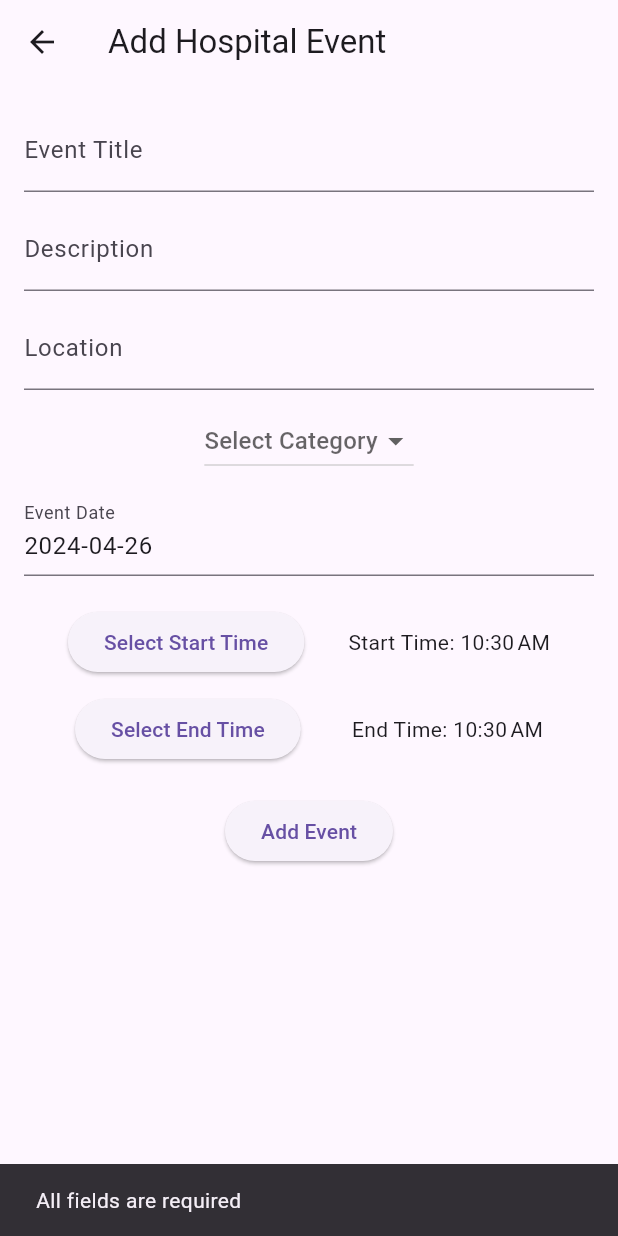
After one commit to nidhikumar/blood-bank, a Flutter app: the HospitalAddEventsPage screen opened directly, after a tap on "Add Event", on a phone screen of 412 x 824 dp. The commit adds this screen. Run offline on Flutter 3.47's test engine with Material 3 defaults, Android fonts, the phone set to English and light mode, and no system bars; our stand-ins replace cloud_firestore, firebase_auth, firebase_core; accounts and stored records are empty.

Commit message:
Added Hospitalevents and display events functionality

```diff
--- /dev/null
+++ b/lib/ui/displayevents.dart
@@ -0,0 +1,56 @@
+import 'package:flutter/material.dart';
+import 'package:cloud_firestore/cloud_firestore.dart';
+import 'package:intl/intl.dart';
+
+class DisplayEventsPage extends StatelessWidget {
+  @override
+  Widget build(BuildContext context) {
+    return Scaffold(
+      appBar: AppBar(
+        title: Text('Display Events'),
+      ),
+      body: StreamBuilder<QuerySnapshot>(
+        stream: FirebaseFirestore.instance.collection('hospitalEvents').snapshots(),
+        builder: (BuildContext context, AsyncSnapshot<QuerySnapshot> snapshot) {
+          if (snapshot.hasError) {
+            return Text('Something went wrong');
+          }
+          if (snapshot.connectionState == ConnectionState.waiting) {
+            return Center(child: CircularProgressIndicator());
+          }
+          if (snapshot.data == null || snapshot.data!.docs.isEmpty) {
+            return Center(child: Text('No events found'));
+          }
+          return ListView(
+            children: snapshot.data!.docs.map((DocumentSnapshot document) {
+              Map<String, dynamic> data = document.data()! as Map<String, dynamic>;
+
+              DateTime eventDate;
+              if (data['date'] is String) {
+                eventDate = DateTime.parse(data['date'] as String);
+              } else if (data['date'] is Timestamp) {
+                eventDate = (data['date'] as Timestamp).toDate();
+              } else {
+                return SizedBox.shrink();
+              }
+
+              String formattedDate = DateFormat('yyyy-MM-dd – kk:mm').format(eventDate);
+
+              return Card(
+                margin: EdgeInsets.all(8),
+                child: ListTile(
+                  leading: Icon(Icons.event),
+                  title: Text(data['title'] ?? 'No Title'),
+                  subtitle: Text(data['description'] ?? 'No Description'),
+                  trailing: Text(formattedDate),
+                  onTap: () {
+                  },
+                ),
+              );
+            }).toList(),
+          );
+        },
+      ),
+    );
+  }
+}
--- /dev/null
+++ b/lib/ui/hospital_addevents.dart
@@ -0,0 +1,180 @@
+import 'package:flutter/material.dart';
+import 'package:intl/intl.dart';
+import 'package:cloud_firestore/cloud_firestore.dart';
+
+class HospitalAddEventsPage extends StatefulWidget {
+  @override
+  _HospitalAddEventsPageState createState() => _HospitalAddEventsPageState();
+}
+
+class _HospitalAddEventsPageState extends State<HospitalAddEventsPage> {
+  final TextEditingController titleController = TextEditingController();
+  final TextEditingController descriptionController = TextEditingController();
+  final TextEditingController locationController = TextEditingController();
+  DateTime selectedDate = DateTime.now();
+  TimeOfDay startTime = TimeOfDay.now();
+  TimeOfDay endTime = TimeOfDay.now();
+  String? selectedCategory;
+  final List<String> categories=['Event', 'Emergency'];
+
+  Future<void> _selectStartTime(BuildContext context) async {
+    final TimeOfDay? pickedTime = await showTimePicker(
+      context: context,
+      initialTime: startTime,
+    );
+    if (pickedTime != null && pickedTime != startTime) {
+      setState(() {
+        startTime = pickedTime;
+      });
+    }
+  }
+
+  Future<void> _selectEndTime(BuildContext context) async {
+    final TimeOfDay? pickedTime = await showTimePicker(
+      context: context,
+      initialTime: endTime,
+    );
+    if (pickedTime != null && pickedTime != endTime) {
+      setState(() {
+        endTime = pickedTime;
+      });
+    }
+  }
+
+  DateTime combineDateTime(DateTime date, TimeOfDay time) {
+    return DateTime(date.year, date.month, date.day, time.hour, time.minute);
+  }
+
+  String formatTimeOfDay(TimeOfDay time) {
+    final now = DateTime.now();
+    final dt = DateTime(now.year, now.month, now.day, time.hour, time.minute);
+    final format = DateFormat.jm(); // using AM/PM format
+    return format.format(dt);
+  }
+
+  Future<void> addEventToFirestore() async {
+    try {
+      CollectionReference events = FirebaseFirestore.instance.collection('hospitalEvents');
+      await events.add({
+        'title': titleController.text.trim(),
+        'description': descriptionController.text.trim(),
+        'location': locationController.text.trim(),
+        'date': Timestamp.fromDate(selectedDate),
+        'startTime': Timestamp.fromDate(combineDateTime(selectedDate, startTime)),
+        'endTime': Timestamp.fromDate(combineDateTime(selectedDate, endTime)),
+      });
+      ScaffoldMessenger.of(context).showSnackBar(
+          SnackBar(content: Text('Event added successfully!'))
+      );
+    } catch (e) {
+      ScaffoldMessenger.of(context).showSnackBar(
+          SnackBar(content: Text('Failed to add event: ${e.toString()}'))
+      );
+    }
+  }
+
+  @override
+  Widget build(BuildContext context) {
+    return Scaffold(
+      appBar: AppBar(
+        title: Text('Add Hospital Event'),
+      ),
+      body: SingleChildScrollView(
+        padding: EdgeInsets.all(16.0),
+        child: Column(
+          children: <Widget>[
+            TextField(
+              controller: titleController,
+              decoration: InputDecoration(labelText: 'Event Title'),
+            ),
+            SizedBox(height: 10),
+            TextField(
+              controller: descriptionController,
+              decoration: InputDecoration(labelText: 'Description'),
+            ),
+            SizedBox(height: 10),
+            TextField(
+              controller: locationController,
+              decoration: InputDecoration(labelText: 'Location'),
+            ),
+            SizedBox(height: 10),
+            DropdownButton<String>(
+                value: selectedCategory,
+                onChanged: (String? newValue) {
+                  setState(() {
+                    selectedCategory = newValue;
+                  });
+                },
+                hint: Text('Select Category'),
+                items: categories.map
+                  ( (String category) {
+                  return DropdownMenuItem<String>(
+                    value: category,
+                    child: Text(category),
+                  );
+                }).toList(),
+            ),
+            SizedBox(height: 10),
+            GestureDetector(
+              onTap: () async {
+                final DateTime? picked = await showDatePicker(
+                  context: context,
+                  initialDate: selectedDate,
+                  firstDate: DateTime(2000),
+                  lastDate: DateTime(2100),
+                );
+                if (picked != null && picked != selectedDate) {
+                  setState(() {
+                    selectedDate = picked;
+                  });
+                }
+              },
+              child: AbsorbPointer(
+                child: TextField(
+                  controller: TextEditingController(text: "${selectedDate.toLocal()}".split(' ')[0]),
+                  decoration: InputDecoration(labelText: 'Event Date'),
+                ),
+              ),
+            ),
+            SizedBox(height: 20),
+            Row(
+              mainAxisAlignment: MainAxisAlignment.spaceEvenly,
+              children: [
+                ElevatedButton(
+                  onPressed: () => _selectStartTime(context),
+                  child: Text('Select Start Time'),
+                ),
+                Text('Start Time: ${formatTimeOfDay(startTime)}'),
+              ],
+            ),
+            SizedBox(height: 10),
+            Row(
+              mainAxisAlignment: MainAxisAlignment.spaceEvenly,
+              children: [
+                ElevatedButton(
+                  onPressed: () => _selectEndTime(context),
+                  child: Text('Select End Time'),
+                ),
+                Text('End Time: ${formatTimeOfDay(endTime)}'),
+              ],
+            ),
+            SizedBox(height: 20),
+            ElevatedButton(
+              onPressed: () {
+                if (titleController.text.isEmpty || descriptionController.text.isEmpty || locationController.text.isEmpty) {
+                  ScaffoldMessenger.of(context).showSnackBar(
+                      SnackBar(content: Text('All fields are required'))
+                  );
+                } else {
+                  addEventToFirestore(); // Call the function to save data to Firestore
+                }
+              },
+
+              child: Text('Add Event'),
+            ),
+          ],
+        ),
+      ),
+    );
+  }
+}
```
Also changed, not shown: lib/ui/welcome.dart (+22 -0 lines), 133 other files.
